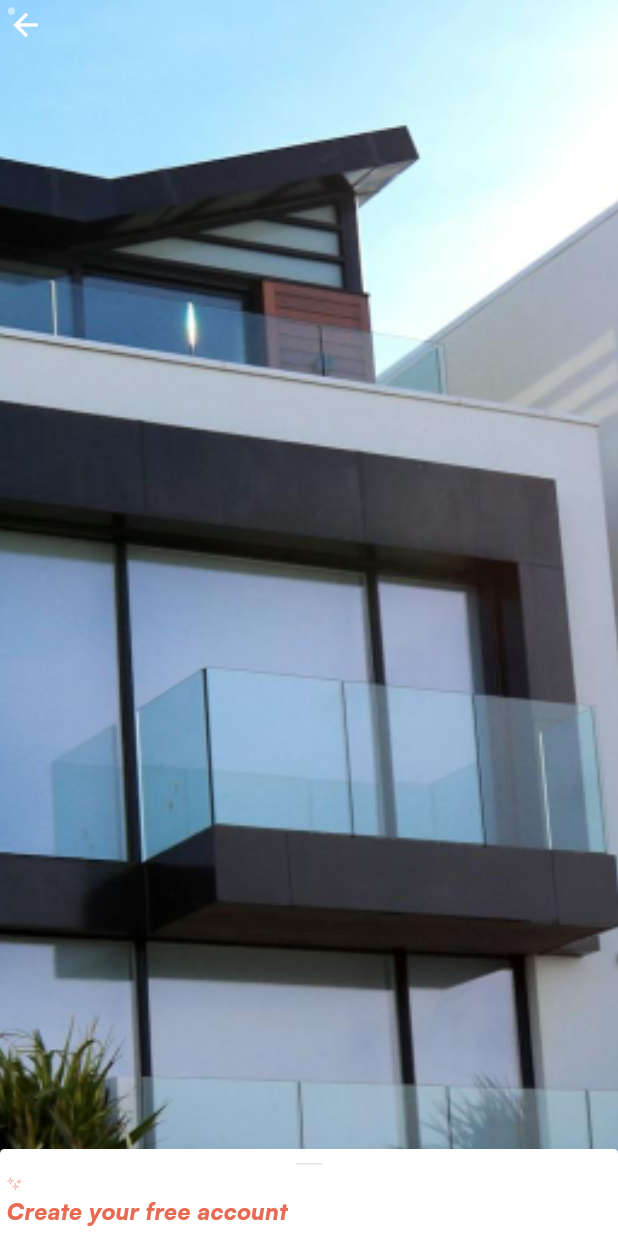
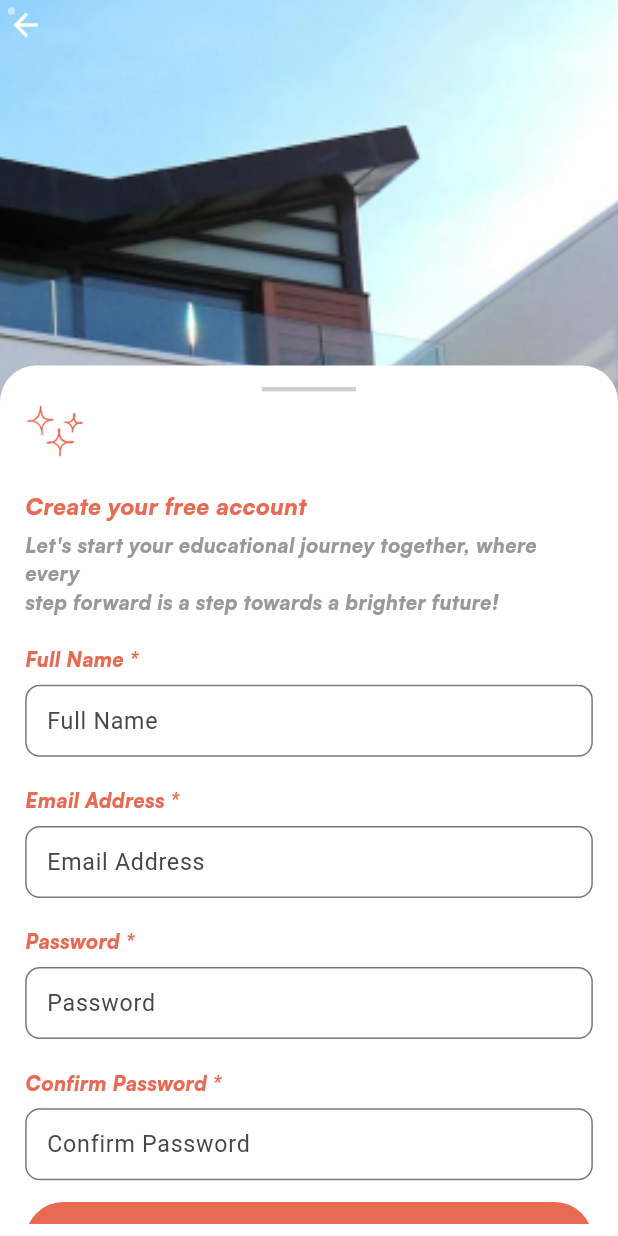
Before and after one commit to OmarMushtaha2020/Real_Estate_App, a Flutter app: the SignUpView screen opened by its route, on a phone screen of 412 x 824 dp. Run offline on Flutter 3.47's test engine with Material 3 defaults, Android fonts, the phone set to English and light mode, and no system bars; our stand-ins replace device_preview, flutter_screenutil, get, pinput.

Commit message:
update in responsive of the sign up  screen

```diff
--- a/lib/app/modules/home/views/login_view.dart
+++ b/lib/app/modules/home/views/login_view.dart
@@ -106,6 +106,8 @@ class LoginView extends GetView<LoginController> {
                                   "Password",
                                   fontSize: 14.sp,
                                   fontFamily: "Satoshi",
+                                  fontWeight: FontWeight.w500,
+
                                   color: Color(0xFFE86A53),
                                   textAlign: TextAlign.start,
                                 ),
--- a/lib/app/modules/home/views/sign_up_view.dart
+++ b/lib/app/modules/home/views/sign_up_view.dart
@@ -22,7 +22,7 @@ class SignUpView extends GetView<SignUpController> {
             decoration: BoxDecoration(
               image: DecorationImage(
                 image: AssetImage("assets/image/imageBuilding.png"),
-                fit: BoxFit.cover,
+                fit: BoxFit.fitHeight,
               ),
             ),
             child: Form(
@@ -32,52 +32,55 @@ class SignUpView extends GetView<SignUpController> {
                 children: [
                   Container(
                     width: double.infinity,
-                    height: 60.h,
+                    height: 600.h,
                     decoration: BoxDecoration(
                       color: Colors.white,
                       borderRadius: BorderRadius.only(
-                        topRight: Radius.circular(3.h),
-                        topLeft: Radius.circular(3.h),
+                        topRight: Radius.circular(25.r),
+                        topLeft: Radius.circular(25.r),
                       ),
                     ),
                     child: Padding(
-                      padding: EdgeInsets.symmetric(horizontal: 4.w, vertical: 2.h),
+                      padding: EdgeInsets.symmetric(horizontal: 16.w, vertical: 8.h),
                       child: SingleChildScrollView(
                         child: Column(
                           crossAxisAlignment: CrossAxisAlignment.start,
                           children: [
                             Center(
                               child: SizedBox(
-                                width: 17.w,
+                                width: 60.w,
                                 child: Divider(
-                                  thickness: 0.60.h,
+                                  thickness: 3.h,
                                   color: Color(0xFFCDCFD1),
                                 ),
                               ),
                             ),
                             ImageWidget(
                               "assets/image/stars.png",
-                              width: 10.w,
-                              height: 10.w,
-                              fit: BoxFit.cover,
+                              width: 38.w,
+                              height: 38.w,
+                              fit: BoxFit.contain,
                             ),
-                            SizeBoxWidget(height: 2.h),
+                            SizeBoxWidget(height: 20.h),
                             TextWidget(
                               "Create your free account",
                               fontSize: 16.sp,
                               fontFamily: "Satoshi",
+                              fontWeight: FontWeight.w700,
                               color: Color(0xFFE86A53),
                               textAlign: TextAlign.start,
                             ),
-                            SizeBoxWidget(height: 2.h),
+                            SizeBoxWidget(height: 5.h),
                             TextWidget(
                               "Let's start your educational journey together, where every \nstep forward is a step towards a brighter future!",
                               fontSize: 14.sp,
+                              fontWeight: FontWeight.w400,
                               fontFamily: "Satoshi",
+
                               color: Color(0xFF999999),
                               textAlign: TextAlign.start,
                             ),
-                            SizeBoxWidget(height: 2.h), // Added for spacing consistency
+                            SizeBoxWidget(height: 20.h), // Added for spacing consistency
 
                             Column(
                               crossAxisAlignment: CrossAxisAlignment.start,
@@ -85,33 +88,37 @@ class SignUpView extends GetView<SignUpController> {
                                 TextWidget(
                                   "Full Name *",
                                   fontSize: 14.sp,
+                                  fontWeight: FontWeight.w500,
+
                                   fontFamily: "Satoshi",
                                   color: Color(0xFFE86A53),
                                   textAlign: TextAlign.start,
                                 ),
-                                SizeBoxWidget(height: 1.h), // Added for spacing consistency
+                                SizeBoxWidget(height: 8.h), // Added for spacing consistency
+                                TextFormFieldWidget(controller.fullName,"Full Name",10.r,"Full Name",10.h,10.w,)
 
-                                // TextFormFieldWidget(controller.fullName,12.h,"Full Name",1.3.h,"Full Name"),
                               ],
                             ),
 
-                            SizeBoxWidget(height: 2.h), // Added for spacing consistency
+                            SizeBoxWidget(height: 20.h), // Added for spacing consistency
                             Column(
                               crossAxisAlignment: CrossAxisAlignment.start,
                               children: [
                                 TextWidget(
                                   "Email Address *",
                                   fontSize: 14.sp,
+                                  fontWeight: FontWeight.w500,
+
                                   fontFamily: "Satoshi",
                                   color: Color(0xFFE86A53),
                                   textAlign: TextAlign.start,
                                 ),
-                                SizeBoxWidget(height: 1.h), // Added for spacing consistency
+                                SizeBoxWidget(height: 8.h), // Added for spacing consistency
+                                TextFormFieldWidget(controller.email,"Email Address",10.r,"Email Address",10.h,10.w,)
 
-                                // TextFormFieldWidget(controller.email,12.h,"Email Address",1.3.h,"Email Address"),
                               ],
                             ),
-                            SizeBoxWidget(height: 2.h), // Added for spacing consistency
+                            SizeBoxWidget(height: 20.h), // Added for spacing consistency
 
                             Column(
                               crossAxisAlignment: CrossAxisAlignment.start,
@@ -119,30 +126,35 @@ class SignUpView extends GetView<SignUpController> {
                                 TextWidget(
                                   "Password *",
                                   fontSize: 14.sp,
+                                  fontWeight: FontWeight.w500,
+
                                   fontFamily: "Satoshi",
                                   color: Color(0xFFE86A53),
                                   textAlign: TextAlign.start,
                                 ),
-                                SizeBoxWidget(height: 1.h), // Added for spacing consistency
+                                SizeBoxWidget(height: 8.h), // Added for spacing consistency
+                                TextFormFieldWidget(controller.password,"Password",10.r,"Password",10.h,10.w,)
 
-                                // TextFormFieldWidget(controller.password,12.h,"Password",1.3.h,"Password"),
                               ],
-                            ),  Column(
+                            ),
+                            SizeBoxWidget(height: 20.h), // Added for spacing consistency
+
+                            Column(
                               crossAxisAlignment: CrossAxisAlignment.start,
                               children: [
                                 TextWidget(
                                   "Confirm Password *",
                                   fontSize: 14.sp,
-                                  fontFamily: "Satoshi",
+                                  fontFamily: "Satoshi",fontWeight: FontWeight.w500,
                                   color: Color(0xFFE86A53),
                                   textAlign: TextAlign.start,
                                 ),
-                                SizeBoxWidget(height: 1.h), // Added for spacing consistency
+                                SizeBoxWidget(height: 8.h), // Added for spacing consistency
+                                TextFormFieldWidget(controller.confirmPassword,"Confirm Password",10.r,"Confirm Password",10.h,10.w,)
 
-                                // TextFormFieldWidget(controller.confirmPassword,12.h,"Confirm Password",1.3.h,"Confirm Password"),
                               ],
                             ),
-                            SizeBoxWidget(height: 2.h,),
+                            SizeBoxWidget(height: 15.h,),
                             GestureDetector(
                               onTap: () {
                                 if(form.currentState!.validate()){
@@ -150,19 +162,20 @@ Get.offAndToNamed("email_verification");
                                 }
                               },
                               child: Container(
-                                height: 7.h,
+                                height: 53.h,
                                 width: double.infinity,
                                 decoration: BoxDecoration(
                                   color:
                                   Color(0xFFE86A53)
 
                                   ,
-                                  borderRadius: BorderRadius.circular(10.h),
+                                  borderRadius: BorderRadius.circular(100.r),
                                 ),
                                 child: Center(
                                   child: TextWidget(
                                     "Sign Up",
                                     fontSize: 16.sp,
+                                    fontWeight: FontWeight.w600,
                                     fontFamily: "RedHatDisplay",
                                     color: Color(0xFFFFFFFF),
 
```
